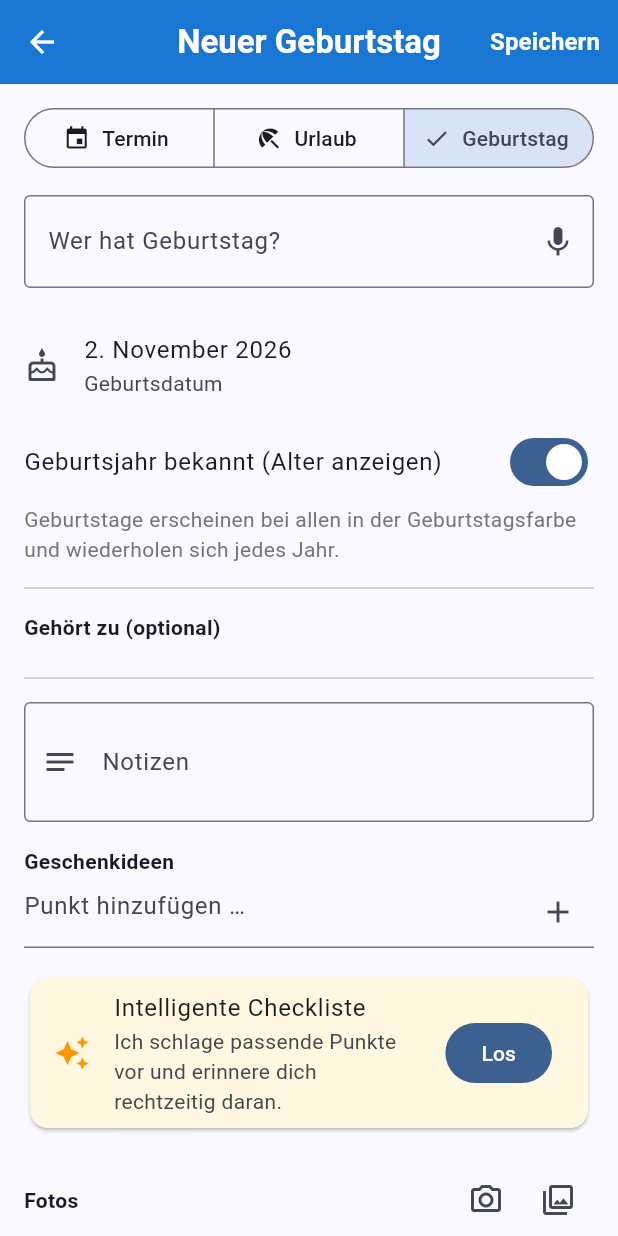
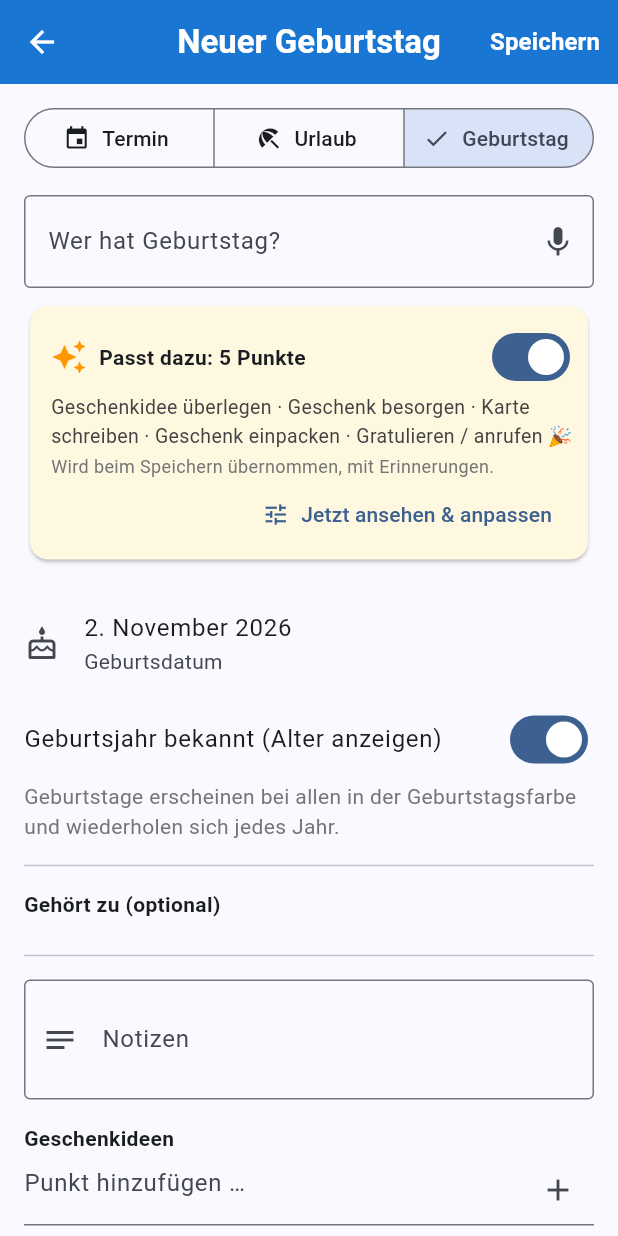
Before and after one commit to Denuklios/Test, a Flutter app: the EventEditor screen opened directly, on a phone screen of 412 x 824 dp. Run offline on Flutter 3.47's test engine with Material 3 defaults, Android fonts, the phone set to English and light mode, and no system bars; our stand-ins replace flutter_local_notifications, flutter_timezone, image_picker, qr_flutter, share_plus, shared_preferences and 2 more; missing offline and left inert: workmanager; accounts and stored records are empty; statements that could not run were skipped.

Commit message:
Sync-Fehler behoben (leere Felder vom Server), Vorschläge automatisch bei jedem passenden Termin, mehr Alltagssituationen
Co-Authored-By: Claude Opus 5.5 <noreply@anthropic.com>
Claude-Session: https://claude.ai/code/session_01VgMNm3B8JxPx1Nx4b2Kcvy

```diff
--- a/kalender-app/app/lib/models.dart
+++ b/kalender-app/app/lib/models.dart
@@ -28,9 +28,9 @@ class Member {
   factory Member.fromJson(Map<String, dynamic> j) => Member(
         id: j['id'] as String,
         name: (j['name'] ?? '') as String,
-        color: (j['color'] ?? 0xFF1E88E5) as int,
+        color: (j['color'] as num?)?.toInt() ?? 0xFF1E88E5,
         deleted: j['deleted'] == true,
-        updatedAt: (j['updatedAt'] ?? 0) as int,
+        updatedAt: (j['updatedAt'] as num?)?.toInt() ?? 0,
       );
 }
 
@@ -170,11 +170,13 @@ class CalEvent {
       birthYear: (j['birthYear'] as num?)?.toInt(),
       createdBy: (j['createdBy'] ?? '') as String,
       editedBy: (j['editedBy'] ?? '') as String,
-      updatedAt: (j['updatedAt'] ?? 0) as int,
+      updatedAt: (j['updatedAt'] as num?)?.toInt() ?? 0,
       deleted: j['deleted'] == true,
       checklist: ((j['checklist'] ?? []) as List).map((e) => e.toString()).toList(),
-      prep: ((j['prep'] ?? []) as List).map((e) => PrepItem.fromJson(Map<String, dynamic>.from(e as Map))).toList(),
-      answers: Map<String, String>.from(((j['answers'] ?? {}) as Map).map((k, v) => MapEntry(k.toString(), v.toString()))),
+      prep: j['prep'] is List ? (j['prep'] as List).whereType<Map>().map((e) => PrepItem.fromJson(Map<String, dynamic>.from(e))).toList() : [],
+      answers: j['answers'] is Map
+          ? Map<String, String>.from((j['answers'] as Map).map((k, v) => MapEntry(k.toString(), v.toString())))
+          : <String, String>{},
     );
   }
 }
@@ -240,7 +242,7 @@ class Place {
         name: (j['name'] ?? '') as String,
         address: (j['address'] ?? '') as String,
         deleted: j['deleted'] == true,
-        updatedAt: (j['updatedAt'] ?? 0) as int,
+        updatedAt: (j['updatedAt'] as num?)?.toInt() ?? 0,
       );
 }
 
@@ -282,7 +284,7 @@ class Template {
         endTime: (j['endTime'] ?? '16:00') as String,
         kind: (j['kind'] ?? EventKind.normal) as String,
         deleted: j['deleted'] == true,
-        updatedAt: (j['updatedAt'] ?? 0) as int,
+        updatedAt: (j['updatedAt'] as num?)?.toInt() ?? 0,
       );
 
   TimeOfDay get startTod => _tod(startTime);
--- a/kalender-app/app/lib/prep_engine.dart
+++ b/kalender-app/app/lib/prep_engine.dart
@@ -144,6 +144,25 @@ Set<String> detectCategories(CalEvent ev) {
   if (_any(t, ['friseur', 'frisör', 'frisoer', 'barber', 'kosmetik', 'nagelstudio', 'massage'])) c.add('beauty');
   if (_any(t, ['date', 'restaurant', 'essen gehen', 'abendessen', 'dinner', 'jahrestag', 'hochzeitstag', 'valentin'])) c.add('date');
   if (_any(t, ['picknick', 'ausflug', 'wanderung', 'wandern', 'tagesausflug'])) c.add('outing');
+  if (_any(t, ['handwerker', 'elektriker', 'klempner', 'installateur', 'monteur', 'techniker kommt', 'ablesung', 'zählerablesung',
+    'schornsteinfeger', 'heizungswartung', 'wartung', 'lieferung', 'paket', 'abholung sperr', 'umbau', 'reparatur'])) {
+    c.add('craftsman');
+  }
+  if (_any(t, ['besuch kommt', 'gäste', 'gaeste', 'kommen zu besuch', 'übernachtungsgast', 'besuch von'])) c.add('guests');
+  if (_any(t, ['frist', 'deadline', 'kündigung', 'kuendigung', 'kündigen', 'vertrag läuft', 'abgabe', 'einreichen', 'antrag',
+    'steuererklärung', 'steuer', 'widerspruch'])) {
+    c.add('deadline');
+  }
+  if (_any(t, ['miete', 'rechnung', 'überweisen', 'ueberweisen', 'zahlung', 'bezahlen', 'rate ', 'beitrag', 'abbuchung'])) c.add('payment');
+  if (_any(t, ['blutspende', 'blut spenden'])) c.add('bloodDonation');
+  if (_any(t, ['babysitter', 'oma passt auf', 'kinderbetreuung', 'tagesmutter'])) c.add('babysitter');
+  if (_any(t, ['musikschule', 'klavier', 'gitarre', 'geige', 'flöte', 'floete', 'chor', 'orchester', 'bandprobe', 'nachhilfe',
+    'fahrstunde', 'fahrschule', 'kurs', 'vhs'])) {
+    c.add('lesson');
+  }
+  if (_any(t, ['bibliothek', 'bücherei', 'buecherei', 'ausleihe', 'rückgabe', 'rueckgabe', 'zurückgeben'])) c.add('library');
+  if (_any(t, ['tanken', 'reifendruck', 'waschanlage'])) c.add('carService');
+  if (_any(t, ['kind abholen', 'abholen', 'bringen', 'hinbringen'])) c.add('pickup');
   if (_any(t, ['fähre', 'faehre', 'kreuzfahrt', 'schiff', 'scandlines', 'færge', 'faerge', 'puttgarden', 'rødby', 'rodby'])) c.add('ferry');
   if (_any(t, ['zug', 'bahn', '^ice', '^ic ', 'dsb', 'flixtrain'])) c.add('train');
   return c;
@@ -667,6 +686,49 @@ List<PrepItem> generatePrep(CalEvent ev, Map<String, String> answers, {String Fu
     add('Proviant & Getränke', G.todo, 0);
     add('Sonnen- / Regenschutz', G.clothes, 0);
   }
+  if (cats.contains('beauty')) {
+    if (_any(t, ['friseur', 'frisör', 'frisoer', 'barber'])) add('Foto der Wunschfrisur raussuchen', G.appointment, 1);
+    add('Bargeld / Trinkgeld', G.appointment, 0);
+  }
+  if (cats.contains('craftsman')) {
+    add('Zu Hause sein / Zugang klären', G.todo, 0);
+    add('Arbeitsbereich freiräumen', G.home, 1);
+    add('Fragen & Mängel notieren', G.todo, 1);
+    add('Haustiere wegsperren', G.home, 0);
+  }
+  if (cats.contains('guests')) {
+    add('Gästebett beziehen', G.home, 1);
+    add('Einkaufen fürs Essen', G.todo, 1);
+    add('Aufräumen & Bad putzen', G.home, 1);
+    add('Handtücher bereitlegen', G.home, 0);
+  }
+  if (cats.contains('deadline')) {
+    add('Unterlagen zusammensuchen', G.docs, 7);
+    add('Rechtzeitig absenden (Einschreiben / Bestätigung)', G.todo, 3);
+    add('Kopie / Nachweis aufheben', G.docs, 0);
+  }
+  if (cats.contains('payment')) {
+    add('Kontostand prüfen', G.todo, 2);
+    add('Überweisung ausführen', G.todo, 1);
+  }
+  if (cats.contains('bloodDonation')) {
+    add('Personalausweis & Blutspendeausweis', G.docs, 0);
+    add('Vorher gut essen & viel trinken', G.hygiene, 0);
+  }
+  if (cats.contains('babysitter')) {
+    add('Notfallnummern & Infos aufschreiben', G.kids, 1);
+    add('Essen / Schlafenszeit absprechen', G.kids, 1);
+  }
+  if (cats.contains('lesson')) {
+    add('Noten / Hefte / Material einpacken', G.appointment, 0);
+    add('Hausaufgaben / Übungen erledigt?', G.todo, 1);
+    if (_any(t, ['fahrstunde', 'fahrschule'])) add('Brille & Ausbildungsnachweis', G.docs, 0);
+  }
+  if (cats.contains('library')) add('Bücher / Medien einpacken', G.todo, 0);
+  if (cats.contains('pickup')) {
+    add('Pünktlich losfahren', G.todo, 0);
+    if (_any(t, ['kind', 'kita', 'schule', 'kindergarten'])) add('Kindersitz im Auto?', G.car, 0);
+  }
   if (!cats.contains('travel') && answers['transport'] == 'oeffi' && questionsFor(cats).isNotEmpty) {
     add('Verbindung raussuchen', G.todo, 0);
   }
--- a/kalender-app/app/lib/screens/event_editor.dart
+++ b/kalender-app/app/lib/screens/event_editor.dart
@@ -35,6 +35,7 @@ class _EventEditorState extends State<EventEditor> {
   late Set<String> _people;
   bool _yearKnown = true;
   int _uploading = 0;
+  late bool _autoPrep = store.autoPrep;
 
   @override
   void initState() {
@@ -225,14 +226,39 @@ class _EventEditorState extends State<EventEditor> {
         ),
       ]);
     }
-    if (!hasPrepSuggestions(_current())) return const SizedBox.shrink();
+    final cur = _current();
+    final cats = detectCategories(cur);
+    if (cats.isEmpty) return const SizedBox.shrink();
+    final preview = generatePrep(cur, guessAnswers(cur, cats));
+    if (preview.isEmpty) return const SizedBox.shrink();
+    final travel = cats.contains('travel');
     return Card(
       color: const Color(0xFFFFF8E1),
-      child: ListTile(
-        leading: const Icon(Icons.auto_awesome, color: Colors.orange),
-        title: const Text('Intelligente Checkliste'),
-        subtitle: const Text('Ich schlage passende Punkte vor und erinnere dich rechtzeitig daran.'),
-        trailing: FilledButton(onPressed: _wizard, child: const Text('Los')),
+      child: Padding(
+        padding: const EdgeInsets.fromLTRB(14, 10, 8, 6),
+        child: Column(crossAxisAlignment: CrossAxisAlignment.start, children: [
+          Row(children: [
+            const Icon(Icons.auto_awesome, color: Colors.orange),
+            const SizedBox(width: 8),
+            Expanded(child: Text('Passt dazu: ${preview.length} Punkte', style: const TextStyle(fontWeight: FontWeight.bold))),
+            Switch(value: _autoPrep, onChanged: (v) => setState(() => _autoPrep = v)),
+          ]),
+          Text(
+            preview.take(6).map((p) => p.text).join(' · ') + (preview.length > 6 ? ' …' : ''),
+            style: TextStyle(color: Colors.grey.shade800, fontSize: 13),
+          ),
+          const SizedBox(height: 2),
+          Text(
+            _autoPrep
+                ? (travel ? 'Wird beim Speichern übernommen – mit kurzen Fragen (Wetter, Auto/Flug …).' : 'Wird beim Speichern übernommen, mit Erinnerungen.')
+                : 'Ausgeschaltet – kein Vorschlag für diesen Termin.',
+            style: TextStyle(color: Colors.grey.shade600, fontSize: 12),
+          ),
+          Align(
+            alignment: Alignment.centerRight,
+            child: TextButton.icon(onPressed: _wizard, icon: const Icon(Icons.tune, size: 18), label: const Text('Jetzt ansehen & anpassen')),
+          ),
+        ]),
       ),
     );
   }
@@ -265,20 +291,15 @@ class _EventEditorState extends State<EventEditor> {
       ev.end = dateOnly(ev.end);
       if (ev.end.isBefore(ev.start)) ev.end = ev.start;
     }
-    // Bei Reisen einmal nachfragen, ob eine Packliste gewünscht ist
-    if (isNew && ev.prep.isEmpty && detectCategories(ev).contains('travel') && mounted) {
-      final yes = await showDialog<bool>(
-        context: context,
-        builder: (ctx) => AlertDialog(
-          title: const Text('🧳 Packliste erstellen?'),
-          content: const Text('Soll ich dir eine Packliste mit rechtzeitigen Erinnerungen machen (Ausweis, Auto-Check, Online-Check-in …)?'),
-          actions: [
-            TextButton(onPressed: () => Navigator.pop(ctx, false), child: const Text('Nein danke')),
-            FilledButton(onPressed: () => Navigator.pop(ctx, true), child: const Text('Ja, gern')),
-          ],
-        ),
-      );
-      if (yes == true && mounted) await runPrepWizard(context, ev);
+    // Passende Vorschläge automatisch übernehmen (bei Reisen mit kurzen Fragen)
+    if (ev.prep.isEmpty && _autoPrep && mounted) {
+      final cats = detectCategories(ev);
+      if (cats.contains('travel')) {
+        await runPrepWizard(context, ev);
+      } else if (cats.isNotEmpty) {
+        ev.answers = guessAnswers(ev, cats);
+        ev.prep = generatePrep(ev, ev.answers, idGen: newId);
+      }
     }
     await store.saveEvent(ev);
     if (mounted) Navigator.pop(context, ev);
@@ -347,6 +368,7 @@ class _EventEditorState extends State<EventEditor> {
                 .toList(),
           ),
         ],
+        if (ev.prep.isEmpty) Padding(padding: const EdgeInsets.only(top: 8), child: _prepSection()),
         const SizedBox(height: 16),
         // Datum / Zeit
         if (bday) ...[
@@ -520,8 +542,7 @@ class _EventEditorState extends State<EventEditor> {
           ),
           onSubmitted: (_) => _addCheck(),
         ),
-        const SizedBox(height: 16),
-        _prepSection(),
+        if (ev.prep.isNotEmpty) ...[const SizedBox(height: 16), _prepSection()],
         const SizedBox(height: 20),
         // Fotos
         Row(children: [
--- a/kalender-app/app/lib/screens/settings_screen.dart
+++ b/kalender-app/app/lib/screens/settings_screen.dart
@@ -340,6 +340,12 @@ class _SettingsScreenState extends State<SettingsScreen> {
             ),
           _header('✨ Intelligente Checklisten'),
           SwitchListTile(
+            title: const Text('Vorschläge automatisch übernehmen'),
+            subtitle: const Text('Bei jedem neuen Termin, zu dem etwas passt (Arzt, Feier, Reise, Werkstatt, Müll …)'),
+            value: store.autoPrep,
+            onChanged: (v) => _set(() => store.autoPrep = v),
+          ),
+          SwitchListTile(
             title: const Text('An fällige Punkte erinnern'),
             subtitle: const Text('z. B. „Ölstand prüfen“ 3 Tage vorher, „Online einchecken“ am Vortag'),
             value: store.prepNotify,
--- a/kalender-app/app/pubspec.yaml
+++ b/kalender-app/app/pubspec.yaml
@@ -16,7 +16,7 @@ publish_to: 'none' # Remove this line if you wish to publish to pub.dev
 # https://developer.apple.com/library/archive/documentation/General/Reference/InfoPlistKeyReference/Articles/CoreFoundationKeys.html
 # In Windows, build-name is used as the major, minor, and patch parts
 # of the product and file versions while build-number is used as the build suffix.
-version: 1.1.0+2
+version: 1.2.0+3
 
 environment:
   sdk: ^3.13.7
```
Also changed, not shown: kalender-app/app/lib/store.dart (+36 -9 lines), 3 other files.
